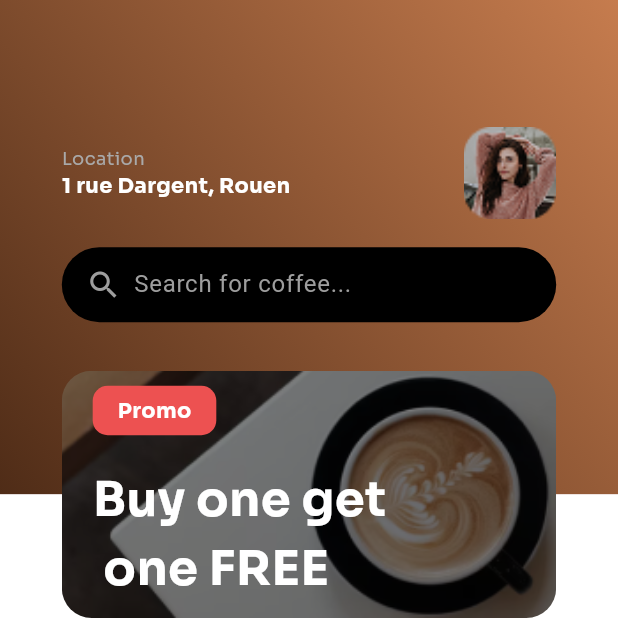
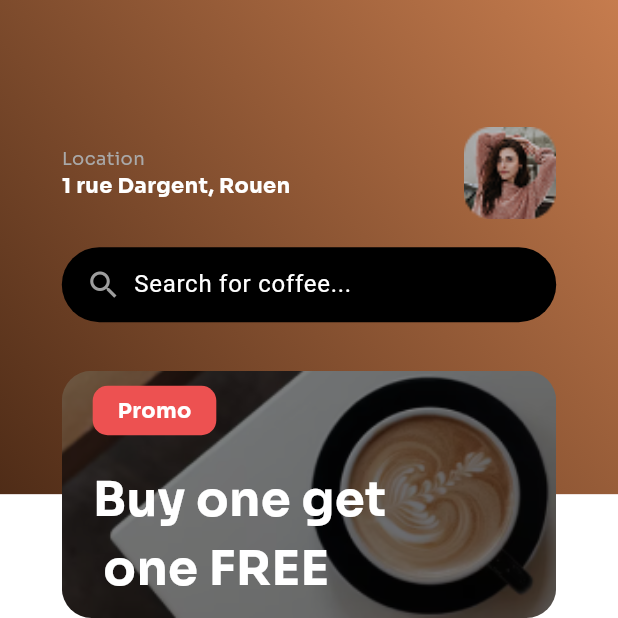
Before and after one commit to BCretinoir/Flutter_test2, a Flutter app: the HomeView screen opened directly, on a phone screen of 412 x 824 dp, the top half of it. Run offline on Flutter 3.47's test engine with Material 3 defaults, Android fonts, the phone set to English and light mode, and no system bars.

Commit message:
Modif de la navbar

```diff
--- a/lib/modules/home/widgets/home_searchbar.dart
+++ b/lib/modules/home/widgets/home_searchbar.dart
@@ -20,10 +20,13 @@ class HomeSearchbar extends StatelessWidget {
             SizedBox(width: 8),
             Expanded(
               child: TextField(
+                style: TextStyle(
+                  color: Colors.white,
+                ),
                 decoration: InputDecoration(
                   hintText: 'Search for coffee...',
                   border: InputBorder.none,
-                  hintStyle: TextStyle(color: Colors.grey),
+                  hintStyle: TextStyle(color: Colors.white),
                 ),
               ),
             ),
```
